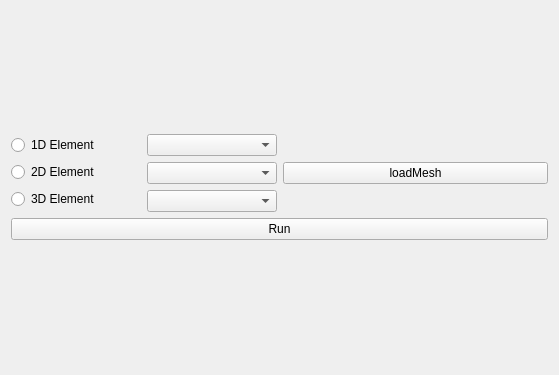
This is feaanalysispanel.ui in alundilong/NumToolKit as Qt 5 draws it before an edit. The edited form follows.
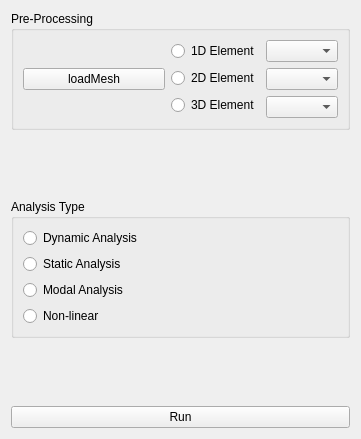
This is the edited form.

What changed in the file:
```diff
--- a/feaanalysispanel.ui
+++ b/feaanalysispanel.ui
@@ -6,18 +6,27 @@
    <rect>
     <x>0</x>
     <y>0</y>
-    <width>559</width>
-    <height>375</height>
+    <width>361</width>
+    <height>439</height>
    </rect>
   </property>
   <property name="windowTitle">
    <string>Form</string>
   </property>
-  <layout class="QVBoxLayout" name="verticalLayout_5">
-   <item>
     <layout class="QVBoxLayout" name="verticalLayout_4">
      <item>
-      <layout class="QHBoxLayout" name="horizontalLayout_6">
+    <widget class="QGroupBox" name="groupBox">
+     <property name="title">
+      <string>Pre-Processing</string>
+     </property>
+     <layout class="QHBoxLayout" name="horizontalLayout">
+      <item>
+       <widget class="QPushButton" name="loadMesh">
+        <property name="text">
+         <string>loadMesh</string>
+        </property>
+       </widget>
+      </item>
        <item>
         <layout class="QHBoxLayout" name="horizontalLayout_4">
          <item>
@@ -60,14 +69,71 @@
          </item>
         </layout>
        </item>
+     </layout>
+    </widget>
+   </item>
        <item>
-        <widget class="QPushButton" name="loadMesh">
+    <spacer name="verticalSpacer_2">
+     <property name="orientation">
+      <enum>Qt::Vertical</enum>
+     </property>
+     <property name="sizeHint" stdset="0">
+      <size>
+       <width>20</width>
+       <height>44</height>
+      </size>
+     </property>
+    </spacer>
+   </item>
+   <item>
+    <widget class="QGroupBox" name="groupBox_2">
+     <property name="title">
+      <string>Analysis Type</string>
+     </property>
+     <layout class="QVBoxLayout" name="verticalLayout">
+      <item>
+       <widget class="QRadioButton" name="radioButton_3">
          <property name="text">
-          <string>loadMesh</string>
+         <string>Dynamic Analysis</string>
          </property>
         </widget>
        </item>
-      </layout>
+      <item>
+       <widget class="QRadioButton" name="radioButton">
+        <property name="text">
+         <string>Static Analysis</string>
+        </property>
+       </widget>
+      </item>
+      <item>
+       <widget class="QRadioButton" name="radioButton_2">
+        <property name="text">
+         <string>Modal Analysis</string>
+        </property>
+       </widget>
+      </item>
+      <item>
+       <widget class="QRadioButton" name="radioButton_4">
+        <property name="text">
+         <string>Non-linear</string>
+        </property>
+       </widget>
+      </item>
+     </layout>
+    </widget>
+   </item>
+   <item>
+    <spacer name="verticalSpacer">
+     <property name="orientation">
+      <enum>Qt::Vertical</enum>
+     </property>
+     <property name="sizeHint" stdset="0">
+      <size>
+       <width>20</width>
+       <height>43</height>
+      </size>
+     </property>
+    </spacer>
      </item>
      <item>
       <layout class="QHBoxLayout" name="horizontalLayout_5">
@@ -81,8 +147,11 @@
       </layout>
      </item>
     </layout>
-   </item>
-  </layout>
+  <zorder>groupBox</zorder>
+  <zorder>groupBox_2</zorder>
+  <zorder>buttonRun</zorder>
+  <zorder>verticalSpacer</zorder>
+  <zorder>verticalSpacer_2</zorder>
  </widget>
  <resources/>
  <connections/>
```
Lines whose indentation alone changed are shown as unchanged.
